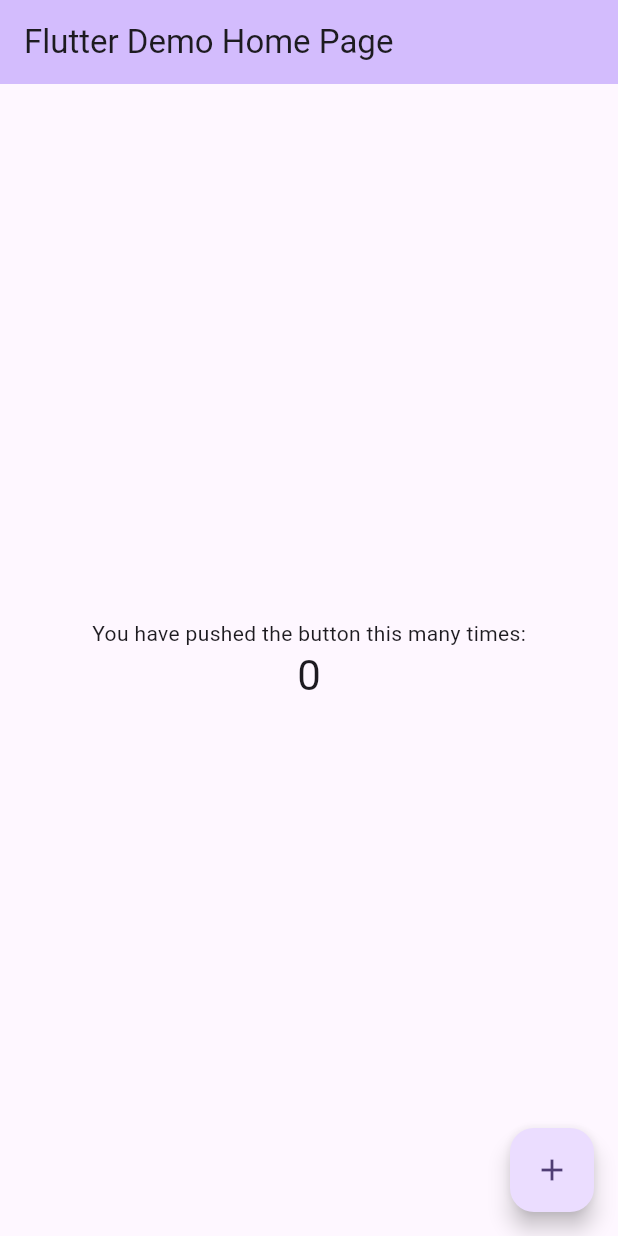
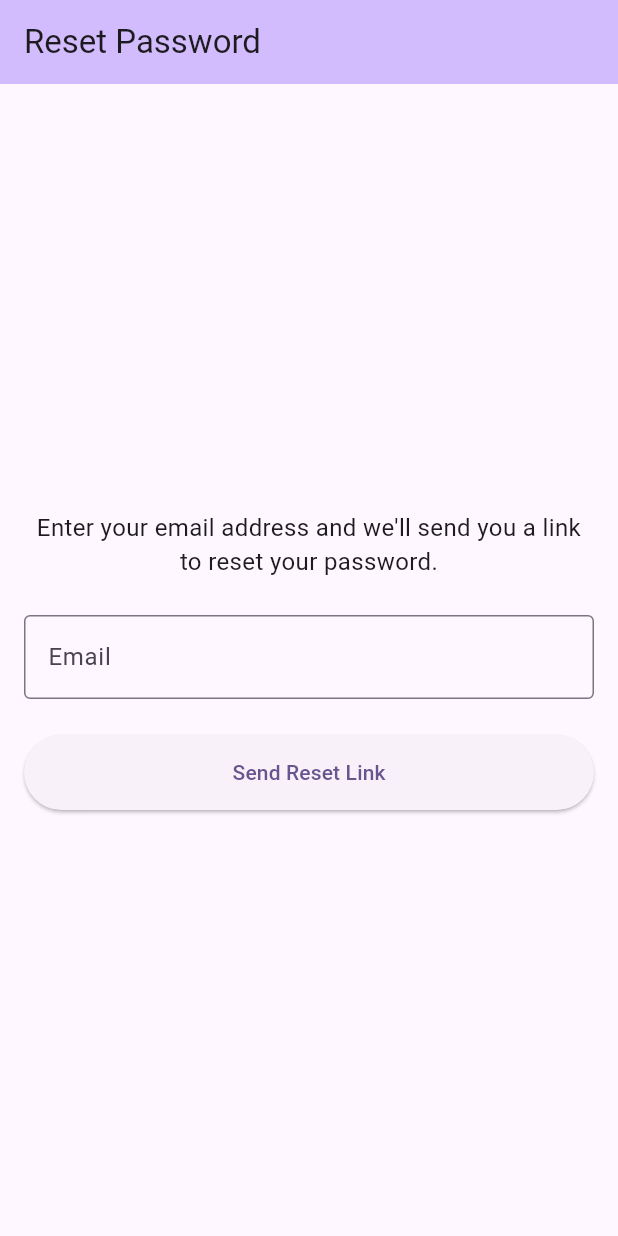
Before and after one commit to VictorSTestOrg/TestRepo, a Flutter app: the screen it shows after launch, on a phone screen of 412 x 824 dp. Run offline on Flutter 3.47's test engine with Material 3 defaults, Android fonts, the phone set to English and light mode, and no system bars.

Commit message:
Test commit, implement reset password page.

```diff
--- a/lib/main.dart
+++ b/lib/main.dart
@@ -1,4 +1,6 @@
 import 'package:flutter/material.dart';
+
+import 'services/auth_service.dart';
 
 void main() {
   runApp(const MyApp());
@@ -11,7 +13,7 @@ class MyApp extends StatelessWidget {
   @override
   Widget build(BuildContext context) {
     return MaterialApp(
-      title: 'Flutter Demo',
+      title: 'Reset Password',
       theme: ThemeData(
         // This is the theme of your application.
         //
@@ -31,41 +33,62 @@ class MyApp extends StatelessWidget {
         colorScheme: ColorScheme.fromSeed(seedColor: Colors.deepPurple),
         useMaterial3: true,
       ),
-      home: const MyHomePage(title: 'Flutter Demo Home Page'),
+      home: const ResetPasswordPage(),
     );
   }
 }
 
-class MyHomePage extends StatefulWidget {
-  const MyHomePage({super.key, required this.title});
-
-  // This widget is the home page of your application. It is stateful, meaning
-  // that it has a State object (defined below) that contains fields that affect
-  // how it looks.
-
-  // This class is the configuration for the state. It holds the values (in this
-  // case the title) provided by the parent (in this case the App widget) and
-  // used by the build method of the State. Fields in a Widget subclass are
-  // always marked "final".
-
-  final String title;
+class ResetPasswordPage extends StatefulWidget {
+  const ResetPasswordPage({super.key});
 
   @override
-  State<MyHomePage> createState() => _MyHomePageState();
+  State<ResetPasswordPage> createState() => _ResetPasswordPageState();
 }
 
-class _MyHomePageState extends State<MyHomePage> {
-  int _counter = 0;
+class _ResetPasswordPageState extends State<ResetPasswordPage> {
+  final _formKey = GlobalKey<FormState>();
+  final _emailController = TextEditingController();
+  final _authService = AuthService();
+  bool _isLoading = false;
+  String? _errorMessage;
+  bool _resetEmailSent = false;
 
-  void _incrementCounter() {
+  @override
+  void dispose() {
+    _emailController.dispose();
+    super.dispose();
+  }
+
+  Future<void> _handleResetPassword() async {
+    if (_formKey.currentState!.validate()) {
       setState(() {
-      // This call to setState tells the Flutter framework that something has
-      // changed in this State, which causes it to rerun the build method below
-      // so that the display can reflect the updated values. If we changed
-      // _counter without calling setState(), then the build method would not be
-      // called again, and so nothing would appear to happen.
-      _counter++;
+        _isLoading = true;
+        _errorMessage = null;
+        _resetEmailSent = false;
       });
+
+      try {
+        final success = await _authService.resetPassword(_emailController.text);
+
+        if (success) {
+          setState(() {
+            _resetEmailSent = true;
+          });
+        } else {
+          setState(() {
+            _errorMessage = 'Failed to send reset email. Please try again.';
+          });
+        }
+      } catch (e) {
+        setState(() {
+          _errorMessage = 'An error occurred. Please try again.';
+        });
+      } finally {
+        setState(() {
+          _isLoading = false;
+        });
+      }
+    }
   }
 
   @override
@@ -84,42 +107,69 @@ class _MyHomePageState extends State<MyHomePage> {
         backgroundColor: Theme.of(context).colorScheme.inversePrimary,
         // Here we take the value from the MyHomePage object that was created by
         // the App.build method, and use it to set our appbar title.
-        title: Text(widget.title),
+        title: const Text('Reset Password'),
       ),
-      body: Center(
-        // Center is a layout widget. It takes a single child and positions it
-        // in the middle of the parent.
+      body: Padding(
+        padding: const EdgeInsets.all(16.0),
+        child: Form(
+          key: _formKey,
           child: Column(
-          // Column is also a layout widget. It takes a list of children and
-          // arranges them vertically. By default, it sizes itself to fit its
-          // children horizontally, and tries to be as tall as its parent.
-          //
-          // Column has various properties to control how it sizes itself and
-          // how it positions its children. Here we use mainAxisAlignment to
-          // center the children vertically; the main axis here is the vertical
-          // axis because Columns are vertical (the cross axis would be
-          // horizontal).
-          //
-          // TRY THIS: Invoke "debug painting" (choose the "Toggle Debug Paint"
-          // action in the IDE, or press "p" in the console), to see the
-          // wireframe for each widget.
+            crossAxisAlignment: CrossAxisAlignment.stretch,
             mainAxisAlignment: MainAxisAlignment.center,
-          children: <Widget>[
+            children: [
               const Text(
-              'You have pushed the button this many times:',
+                'Enter your email address and we\'ll send you a link to reset your password.',
+                textAlign: TextAlign.center,
+                style: TextStyle(fontSize: 16),
               ),
-            Text(
-              '$_counter',
-              style: Theme.of(context).textTheme.headlineMedium,
+              const SizedBox(height: 24),
+              TextFormField(
+                controller: _emailController,
+                decoration: const InputDecoration(
+                  labelText: 'Email',
+                  border: OutlineInputBorder(),
+                ),
+                keyboardType: TextInputType.emailAddress,
+                validator: (value) {
+                  if (value == null || value.isEmpty) {
+                    return 'Please enter your email';
+                  }
+                  if (!value.contains('@')) {
+                    return 'Please enter a valid email';
+                  }
+                  return null;
+                },
+              ),
+              const SizedBox(height: 24),
+              if (_errorMessage != null)
+                Padding(
+                  padding: const EdgeInsets.only(bottom: 16),
+                  child: Text(
+                    _errorMessage!,
+                    style: const TextStyle(color: Colors.red),
+                    textAlign: TextAlign.center,
+                  ),
+                ),
+              if (_resetEmailSent)
+                const Padding(
+                  padding: EdgeInsets.only(bottom: 16),
+                  child: Text(
+                    'Reset email sent! Please check your inbox.',
+                    style: TextStyle(color: Colors.green),
+                    textAlign: TextAlign.center,
+                  ),
+                ),
+              SizedBox(
+                height: 50,
+                child: ElevatedButton(
+                  onPressed: _isLoading ? null : _handleResetPassword,
+                  child: _isLoading ? const CircularProgressIndicator() : const Text('Send Reset Link'),
+                ),
               ),
             ],
           ),
         ),
-      floatingActionButton: FloatingActionButton(
-        onPressed: _incrementCounter,
-        tooltip: 'Increment',
-        child: const Icon(Icons.add),
-      ), // This trailing comma makes auto-formatting nicer for build methods.
+      ),
     );
   }
 }
--- /dev/null
+++ b/lib/services/auth_service.dart
@@ -0,0 +1,12 @@
+class AuthService {
+  Future<bool> resetPassword(String email) async {
+    // Simulate network delay
+    await Future.delayed(const Duration(seconds: 2));
+
+    // Mock successful reset for any valid email
+    if (email.isNotEmpty && email.contains('@')) {
+      return true;
+    }
+    return false;
+  }
+}
```
Lines whose indentation alone changed are shown as unchanged.
